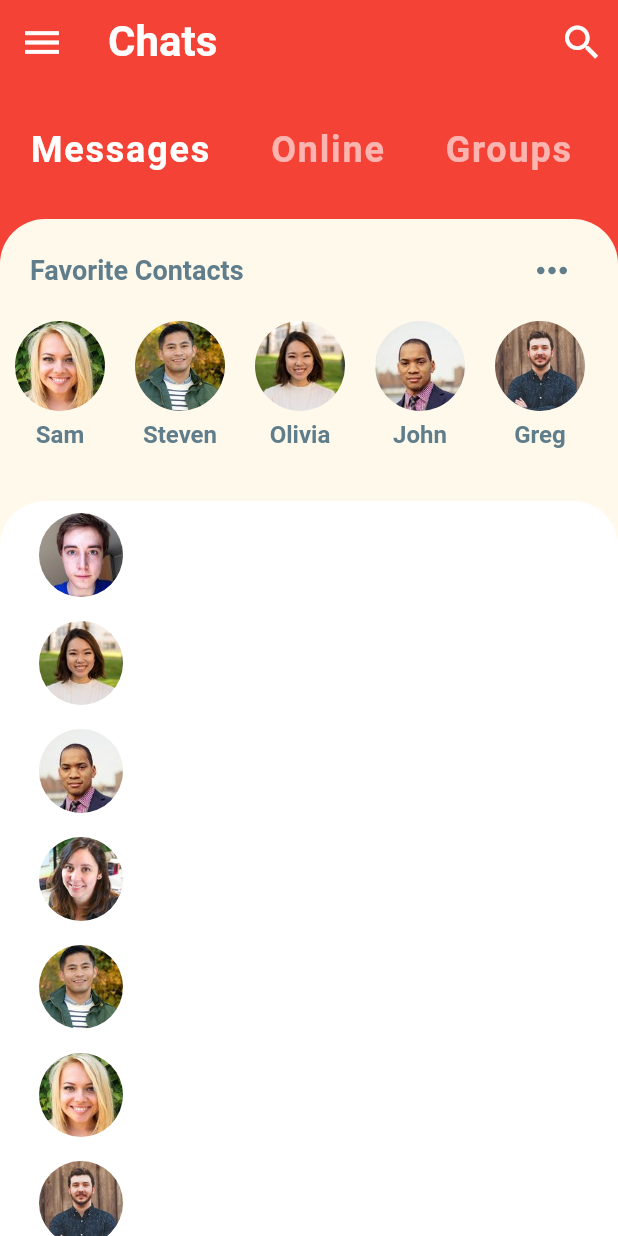
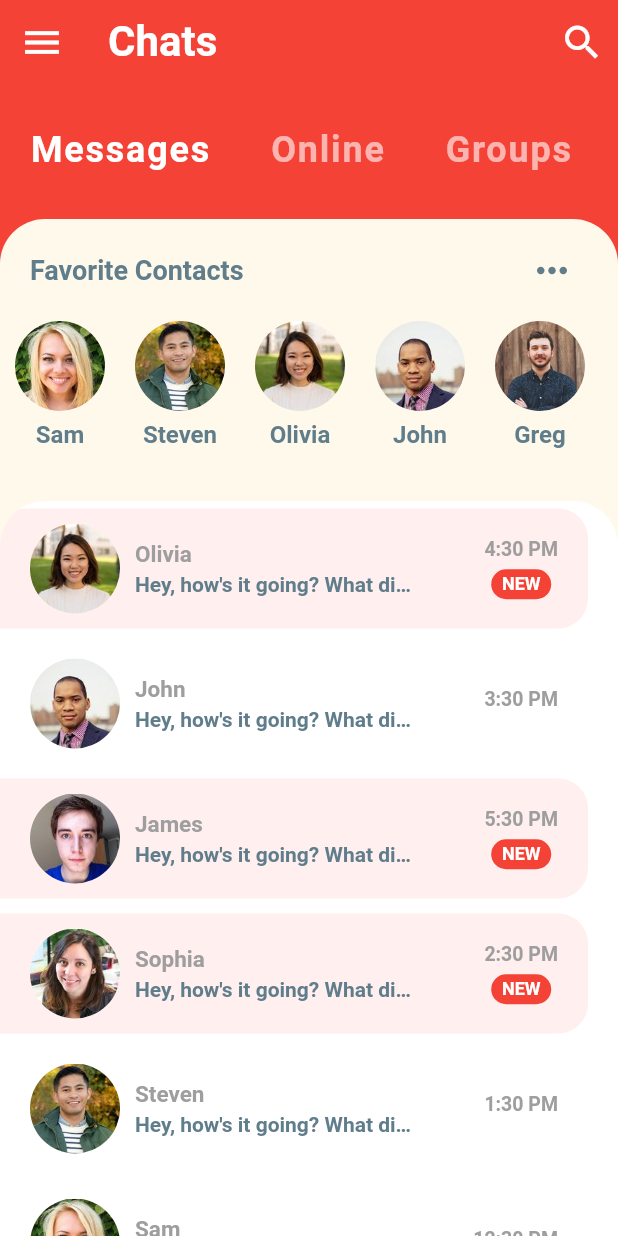
Before and after one commit to jamescardona11/flutter_ui_challenges, a Flutter app: the screen it shows after launch, on a phone screen of 412 x 824 dp. Run offline on Flutter 3.47's test engine with Material 2 defaults, Android fonts, the phone set to English and light mode, and no system bars.

Commit message:
List of chats is done

```diff
--- a/chay_ui_flutter/lib/mock_data.dart
+++ b/chay_ui_flutter/lib/mock_data.dart
@@ -14,13 +14,6 @@ class MockData {
   static List<UserModel> favorites = [sam, steven, olivia, john, greg];
   static List<MessageModel> chats = [
     MessageModel(
-      sender: james,
-      time: '5:30 PM',
-      text: 'Hey, how\'s it going? What did you do today?',
-      isLiked: false,
-      unread: true,
-    ),
-    MessageModel(
       sender: olivia,
       time: '4:30 PM',
       text: 'Hey, how\'s it going? What did you do today?',
@@ -33,6 +26,13 @@ class MockData {
       text: 'Hey, how\'s it going? What did you do today?',
       isLiked: false,
       unread: false,
+    ),
+    MessageModel(
+      sender: james,
+      time: '5:30 PM',
+      text: 'Hey, how\'s it going? What did you do today?',
+      isLiked: false,
+      unread: true,
     ),
     MessageModel(
       sender: sophia,
--- a/chay_ui_flutter/lib/presentation/home/widgets/recent_chats.dart
+++ b/chay_ui_flutter/lib/presentation/home/widgets/recent_chats.dart
@@ -14,11 +14,14 @@ class RecentChats extends StatelessWidget {
 
   @override
   Widget build(BuildContext context) {
-    return ListView.builder(
-      itemCount: recentChats.length,
-      itemBuilder: (BuildContext context, int index) => Padding(
-        padding: const EdgeInsets.all(8.0),
-        child: _RecentItemChat(chatInfo: recentChats[index]),
+    return ClipRRect(
+      borderRadius: BorderRadius.only(
+        topLeft: Radius.circular(30),
+        topRight: Radius.circular(30),
+      ),
+      child: ListView.builder(
+        itemCount: recentChats.length,
+        itemBuilder: (BuildContext context, int index) => _RecentItemChat(chatInfo: recentChats[index]),
       ),
     );
   }
@@ -34,10 +37,74 @@ class _RecentItemChat extends StatelessWidget {
 
   @override
   Widget build(BuildContext context) {
-    return ListTile(
-      leading: CircleAvatarApp(
-        imageUrl: chatInfo.sender.imageUrl,
-        nameLetter: chatInfo.sender.firstLetters,
+    return Container(
+      margin: EdgeInsets.only(top: 5, bottom: 5, right: 20),
+      padding: EdgeInsets.symmetric(vertical: 10, horizontal: 20),
+      decoration: BoxDecoration(
+        color: chatInfo.unread ? Color(0xFFFFEFEE) : Colors.white,
+        borderRadius: BorderRadius.only(
+          bottomRight: Radius.circular(20),
+          topRight: Radius.circular(20),
+        ),
+      ),
+      child: Row(
+        mainAxisAlignment: MainAxisAlignment.spaceBetween,
+        children: [
+          Row(
+            mainAxisAlignment: MainAxisAlignment.spaceBetween,
+            children: [
+              CircleAvatarApp(
+                imageUrl: chatInfo.sender.imageUrl,
+                nameLetter: chatInfo.sender.firstLetters,
+              ),
+              SizedBox(width: 10),
+              Column(
+                crossAxisAlignment: CrossAxisAlignment.start,
+                mainAxisAlignment: MainAxisAlignment.center,
+                children: [
+                  Text(
+                    chatInfo.sender.name,
+                    textAlign: TextAlign.left,
+                    style: TextStyle(color: Colors.grey, fontSize: 15, fontWeight: FontWeight.bold),
+                  ),
+                  SizedBox(height: 3),
+                  Container(
+                    width: MediaQuery.of(context).size.width * 0.45,
+                    child: Text(
+                      chatInfo.text,
+                      style: TextStyle(color: Colors.blueGrey, fontWeight: FontWeight.w600),
+                      overflow: TextOverflow.ellipsis,
+                    ),
+                  ),
+                ],
+              ),
+            ],
+          ),
+          Column(
+            children: [
+              Text(
+                chatInfo.time,
+                style: TextStyle(color: Colors.grey, fontSize: 13, fontWeight: FontWeight.bold),
+              ),
+              SizedBox(height: 6),
+              chatInfo.unread
+                  ? Container(
+                      width: 40.0,
+                      height: 20.0,
+                      decoration: BoxDecoration(
+                        color: Theme.of(context).primaryColor,
+                        borderRadius: BorderRadius.circular(30),
+                      ),
+                      alignment: Alignment.center,
+                      child: Text(
+                        'NEW',
+                        style: TextStyle(fontSize: 12, color: Colors.white, fontWeight: FontWeight.bold),
+                      ),
+                    )
+                  : SizedBox(),
+            ],
+          )
+        ],
       ),
     );
   }
```
